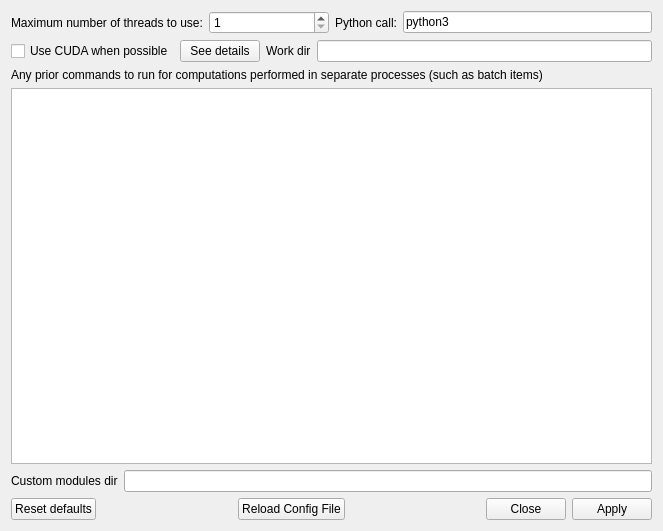
Qt form mesmerize/common/ui_files/system_config.ui (kushalkolar/MESmerize) before a commit.
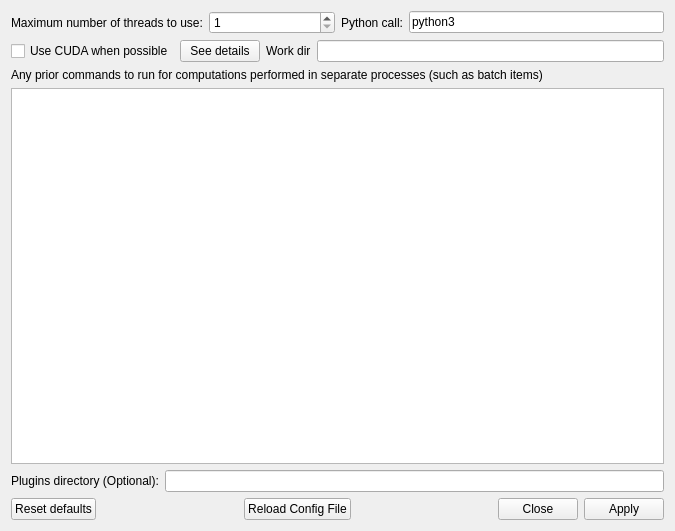
The same form after that commit.

Diff of the .ui file:
```diff
--- a/mesmerize/common/ui_files/system_config.ui
+++ b/mesmerize/common/ui_files/system_config.ui
@@ -6,7 +6,7 @@
    <rect>
     <x>0</x>
     <y>0</y>
-    <width>663</width>
+    <width>675</width>
     <height>531</height>
    </rect>
   </property>
@@ -138,7 +138,7 @@
      <item>
       <widget class="QLabel" name="label_4">
        <property name="text">
-        <string>Custom modules dir</string>
+        <string>Plugins directory (Optional):</string>
        </property>
       </widget>
      </item>
```
